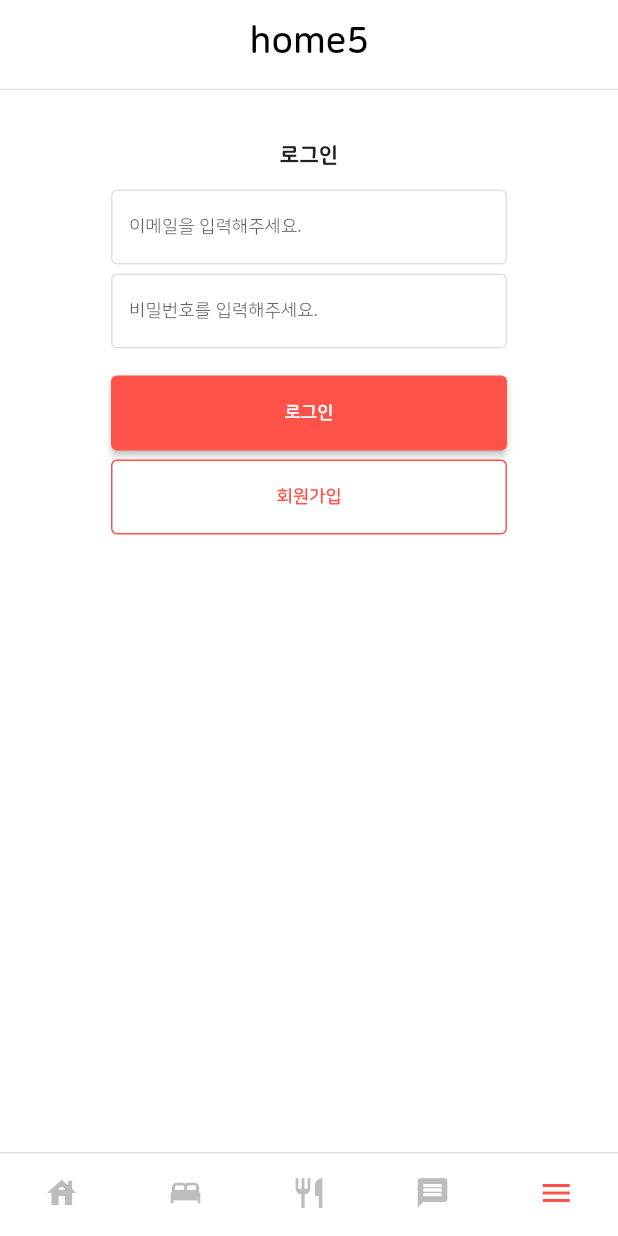
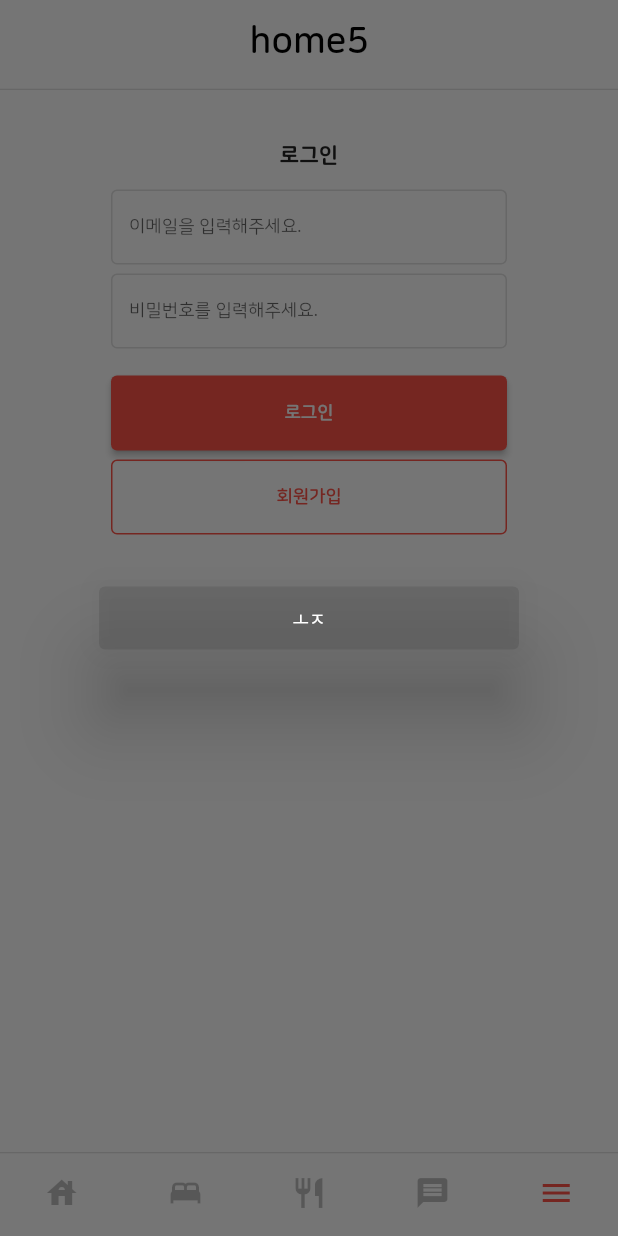
Before and after one commit to ttap0704/pet-app, a Flutter app: the screen it shows after launch, item 5 of the bottom bar chosen, after a tap on "로그인", on a phone screen of 412 x 824 dp. Run offline on Flutter 3.47's test engine with Material 2 defaults, Android fonts, the phone set to English and light mode, and no system bars; our stand-ins replace hooks_riverpod; missing offline and left inert: dart:html; network calls fail.

Commit message:
set dialog

```diff
--- a/lib/http.dart
+++ b/lib/http.dart
@@ -17,7 +17,7 @@ class HttpApi {
     final result = await http.post(
       postUrl,
       headers: <String, String>{
-        'Content-Type': 'application/x-www-form-urlencoded',
+        'Content-Type': 'application/json',
       },
     );
     final resultJson = jsonDecode(result.body);
--- a/lib/main.dart
+++ b/lib/main.dart
@@ -2,6 +2,7 @@ import 'package:hooks_riverpod/hooks_riverpod.dart';
 import 'package:flutter/material.dart';
 import 'package:pet_app/classes/mungroad_colors.dart';
 import 'package:pet_app/styles.dart';
+import 'package:pet_app/widgets/dialog/dialog_alert.dart';
 import 'package:pet_app/widgets/layout/layout_default.dart';
 
 void main() {
@@ -38,12 +39,8 @@ class MyApp extends ConsumerStatefulWidget {
 
 class MyAppState extends ConsumerState<MyApp> {
   @override
-  void initState() {
-    super.initState();
-  }
-
-  @override
   Widget build(BuildContext context) {
+    rootContext = context;
     return const LayoutDefault();
   }
 }
--- a/lib/styles.dart
+++ b/lib/styles.dart
@@ -1,4 +1,8 @@
+import 'package:flutter/cupertino.dart';
 import 'package:pet_app/classes/mungroad_image_size.dart';
+
+// root context
+BuildContext? rootContext;
 
 // multifly Start
 int defaultSize = 0;
--- /dev/null
+++ b/lib/util/mungroad_dialog.dart
@@ -0,0 +1,19 @@
+import 'package:flutter/cupertino.dart';
+import 'package:flutter/material.dart';
+import 'package:pet_app/styles.dart';
+import 'package:pet_app/widgets/dialog/dialog_alert.dart';
+
+class MungroadDailog {
+  static Function(String title, String content) openDialogAlert =
+      (String title, String content) => {
+            showDialog(
+              context: rootContext as BuildContext,
+              builder: (BuildContext dialogContext) {
+                return DialogAlert(
+                  title: title,
+                  content: content,
+                );
+              },
+            )
+          };
+}
--- /dev/null
+++ b/lib/widgets/dialog/dialog_alert.dart
@@ -0,0 +1,46 @@
+import 'package:flutter/material.dart';
+import 'package:hooks_riverpod/hooks_riverpod.dart';
+import 'package:pet_app/styles.dart';
+
+class DialogAlert extends ConsumerStatefulWidget {
+  const DialogAlert({
+    Key? key,
+    required this.title,
+    required this.content,
+  }) : super(key: key);
+
+  final String title;
+  final String content;
+
+  @override
+  DialogAlertState createState() => DialogAlertState();
+}
+
+class DialogAlertState extends ConsumerState<DialogAlert> {
+  @override
+  Widget build(BuildContext context) {
+    return AlertDialog(
+      alignment: Alignment.center,
+      backgroundColor: const Color.fromARGB(25, 0, 0, 0),
+      contentTextStyle: TextStyle(
+        color: Colors.white,
+        fontSize: multiplyFree(defaultSize, 1),
+      ),
+      contentPadding: EdgeInsets.all(multiplyFree(defaultSize, 1)),
+      content: Container(
+        constraints: BoxConstraints(
+          maxWidth: double.infinity,
+        ),
+        child: Column(
+          mainAxisSize: MainAxisSize.min,
+          children: [
+            Text(
+              widget.content,
+              softWrap: true,
+            ),
+          ],
+        ),
+      ),
+    );
+  }
+}
--- a/lib/widgets/layout/layout.dart
+++ b/lib/widgets/layout/layout.dart
@@ -58,9 +58,7 @@ class LayoutState extends ConsumerState<Layout> {
         title: widget.title,
         useBackButton: widget.useBackButton,
       ),
-      body: Container(
-        child: widget.child,
-      ),
+      body: widget.child,
       bottomNavigationBar: const CustomBottomNavigation(),
     );
   }
--- a/lib/widgets/layout/layout_login.dart
+++ b/lib/widgets/layout/layout_login.dart
@@ -2,6 +2,7 @@ import 'package:flutter/material.dart';
 import 'package:hooks_riverpod/hooks_riverpod.dart';
 import 'package:pet_app/classes/mungroad_input_format.dart';
 import 'package:pet_app/styles.dart';
+import 'package:pet_app/util/mungroad_dialog.dart';
 import 'package:pet_app/util/mungroad_input_controller.dart';
 import 'package:pet_app/widgets/common/common_input.dart';
 
@@ -40,7 +41,15 @@ class LayoutLoginState extends ConsumerState<LayoutLogin> {
     );
 
     void handleLogin() {
-      print('${loginInfo[0].value}, ${loginInfo[1].value}');
+      Map currentLoginInfo = {
+        'login_id': loginInfo[0].value,
+        'password': loginInfo[1].value,
+      };
+
+      if (currentLoginInfo['login_id'].toString().isEmpty ||
+          currentLoginInfo['password'].toString().isEmpty) {
+        MungroadDailog.openDialogAlert('에러', 'ㅗㅈ');
+      }
     }
 
     return Column(
```
Also changed, not shown: lib/store/dialog_alert.dart (added).
